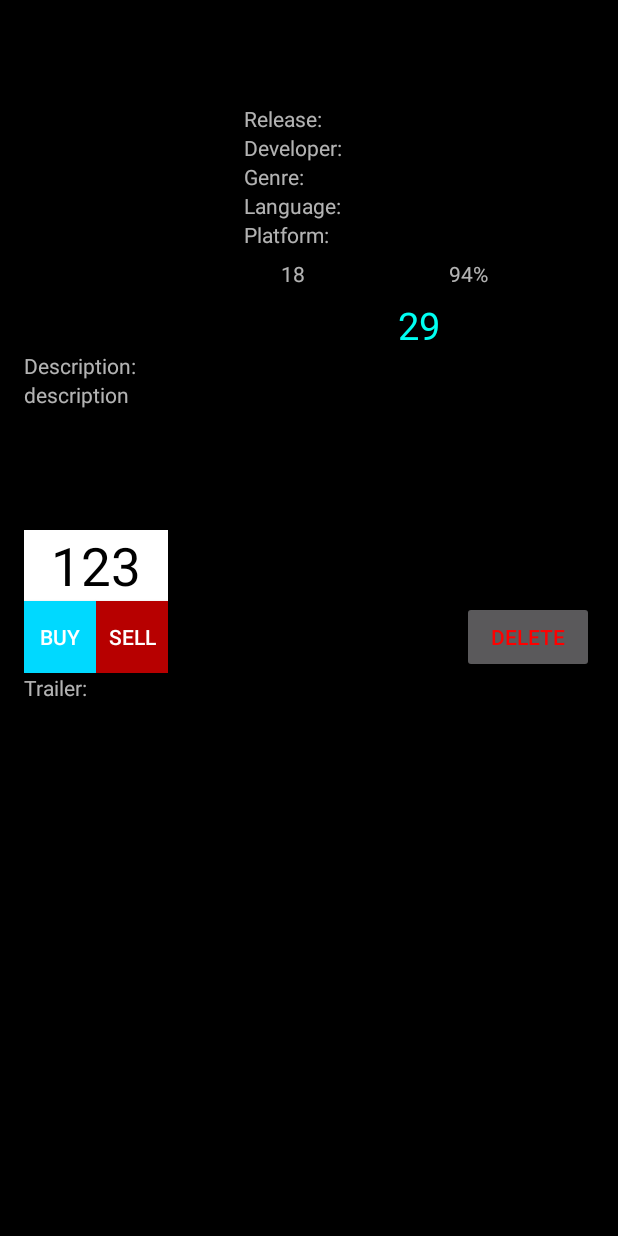
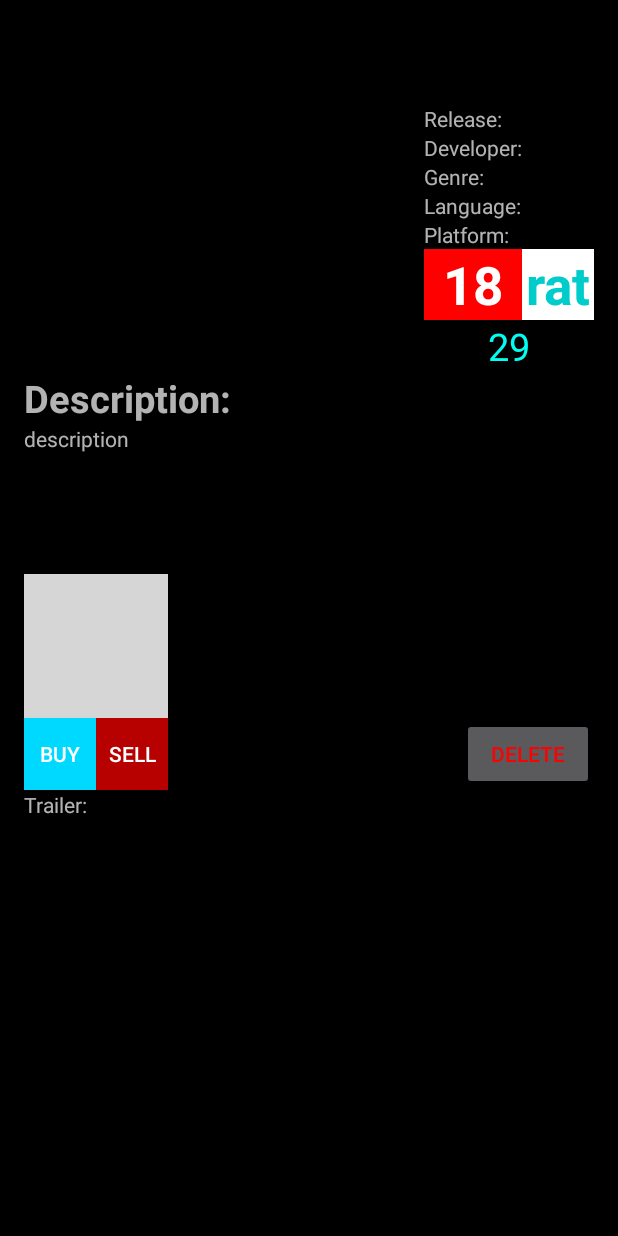
Before and after one commit to HalfDeadPie/Games, an Android app: the detail screen opened directly, with no data from a screen before it, on a phone screen of 412 x 824 dp. Run offline under Robolectric (Android 15) with nearby library versions, the phone set to English and light mode, and no system bars; 1 statement that could not run was skipped; grey boxes are pictures that could not be loaded.

Commit message:
Skoro plne funkcne

```diff
--- a/app/src/main/java/com/example/simon/gamesshop/detail.java
+++ b/app/src/main/java/com/example/simon/gamesshop/detail.java
@@ -123,9 +123,6 @@ public class detail extends AppCompatActivity {
         intent.putExtra("UID",id.getText().toString());
         startActivity(intent);
         finish();
-
-
-
     }
 
     public void SellFromList(View view) {
--- a/app/src/main/res/layout/activity_detail.xml
+++ b/app/src/main/res/layout/activity_detail.xml
@@ -55,7 +55,8 @@
                 android:layout_alignParentStart="true"
                 android:layout_alignParentTop="true"
                 android:minHeight="80px"
-                android:textSize="16dp" />
+                android:textSize="25dp"
+                android:textStyle="bold"/>
 
             <ImageView
                 android:id="@+id/detail_image"
@@ -66,8 +67,8 @@
                 android:layout_alignParentStart="true"
                 android:layout_below="@+id/detail_name"
                 android:background="#000000"
-                android:minHeight="220px"
-                android:minWidth="220px"
+                android:minHeight="400px"
+                android:minWidth="400px"
                 android:foregroundGravity="top|center_horizontal"
                 android:scaleType="fitStart"
                 android:onClick="showImage" />/>
@@ -127,6 +128,10 @@
                 android:layout_toLeftOf="@+id/detail_language"
                 android:layout_toStartOf="@+id/detail_language"
                 android:gravity="center"
+                android:textColor="#FFFFFF"
+                android:background="#FF0000"
+                android:textStyle="bold"
+                android:textSize="35dp"
                 android:minHeight="50px"
                 android:minWidth="50px"
                 android:text="18"
@@ -140,9 +145,14 @@
                 android:layout_alignEnd="@+id/detail_description"
                 android:layout_alignRight="@+id/detail_description"
                 android:layout_below="@+id/textView6"
+                android:background="#FFFFFF"
+                android:textColor="#00CCCC"
+                android:textSize="35dp"
+                android:maxWidth="200px"
+                android:textStyle="bold"
                 android:layout_toRightOf="@+id/detail_pegi"
                 android:gravity="center"
-                android:text="94%" />
+                android:text="rating%" />
 
             <TextView
                 android:id="@+id/detail_price"
@@ -165,6 +175,8 @@
                 android:layout_alignParentLeft="true"
                 android:layout_alignParentStart="true"
                 android:layout_below="@+id/detail_image"
+                android:textSize="25dp"
+                android:textStyle="bold"
                 android:text="Description:" />
 
             <TextView
@@ -188,8 +200,8 @@
                 android:layout_alignParentStart="true"
                 android:layout_alignRight="@+id/detail_sell"
                 android:layout_below="@+id/detail_description"
-                android:background="#ffffff"
-                android:text="123"
+                android:background="@drawable/com_shamanland_fab_circle_normal"
+                android:text="count"
                 android:textAlignment="center"
                 android:textColor="#000000"
                 android:textSize="35dp" />
```
Also changed, not shown: app/src/main/java/com/example/simon/gamesshop/Connector.java (+23 -16 lines), app/src/main/java/com/example/simon/gamesshop/MainActivity.java (+74 -13 lines), app/src/main/res/layout/activity_main.xml (+17 -28 lines), app/src/main/res/layout/row.xml (+7 -5 lines), app/src/main/res/values/styles.xml (line endings or trailing spaces).
